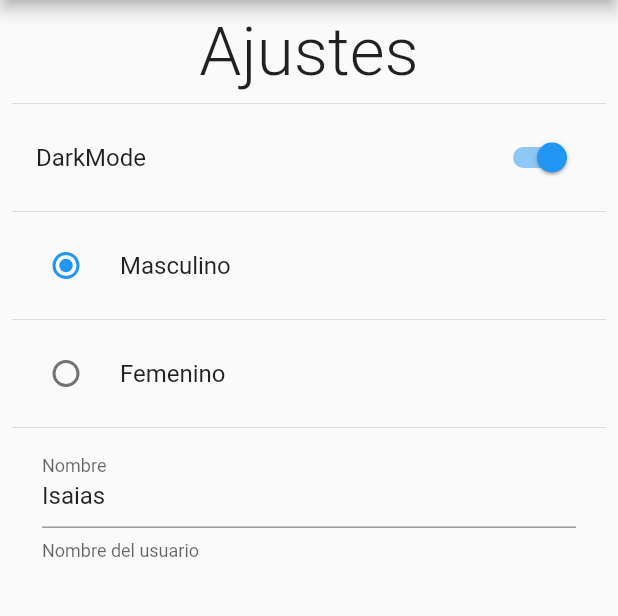
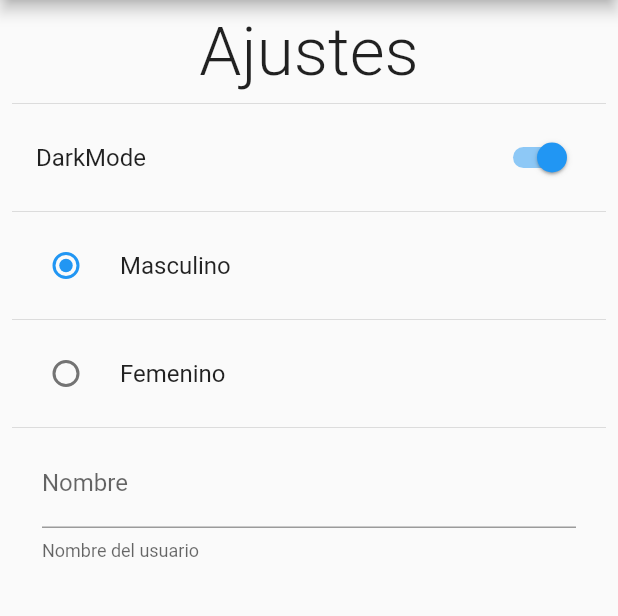
Before and after one commit to isamed92/user-preferences-app, a Flutter app: the SettingsScreen screen opened by its route, after a tap on "DarkMode", on a phone screen of 412 x 824 dp, the part 84-700 px from its top. Run offline on Flutter 3.47's test engine with Material 2 defaults, Android fonts, the phone set to English and light mode, and no system bars; our stand-ins replace shared_preferences; accounts and stored records are empty.

Commit message:
using preferences in screen

```diff
--- a/lib/main.dart
+++ b/lib/main.dart
@@ -21,7 +21,7 @@ class MyApp extends StatelessWidget {
         HomeScreen.routerName: (context) => const HomeScreen(),
         SettingsScreen.routerName: (context) => const SettingsScreen(),
       },
-      theme: ThemeData.light(),
+      theme: Preferences.isDarkMode ? ThemeData.dark() : ThemeData.light(),
     );
   }
 }
--- a/lib/screens/settings_screen.dart
+++ b/lib/screens/settings_screen.dart
@@ -1,4 +1,5 @@
 import 'package:flutter/material.dart';
+import 'package:preferences_app/shared_preferences/preferences.dart';
 import 'package:preferences_app/widgets/widgets.dart';
 
 class SettingsScreen extends StatefulWidget {
@@ -11,9 +12,9 @@ class SettingsScreen extends StatefulWidget {
 }
 
 class _SettingsScreenState extends State<SettingsScreen> {
-  bool isDarkMode = false;
-  int gender = 1;
-  String name = 'Pedro';
+  // bool isDarkMode = false;
+  // int gender = 1;
+  // String name = 'Pedro';
   @override
   Widget build(BuildContext context) {
     return Scaffold(
@@ -32,9 +33,9 @@ class _SettingsScreenState extends State<SettingsScreen> {
                 ),
                 const Divider(),
                 SwitchListTile.adaptive(
-                  value: isDarkMode,
+                  value: Preferences.isDarkMode,
                   onChanged: (value) {
-                    isDarkMode = value;
+                    Preferences.isDarkMode = value;
                     setState(() {});
                   },
                   title: const Text('DarkMode'),
@@ -43,9 +44,9 @@ class _SettingsScreenState extends State<SettingsScreen> {
                 RadioListTile<int>(
                   title: const Text('Masculino'),
                   value: 1,
-                  groupValue: gender,
+                  groupValue: Preferences.gender,
                   onChanged: (value) {
-                    gender = value ?? 1;
+                    Preferences.gender = value ?? 1;
                     setState(() {});
                   },
                 ),
@@ -53,9 +54,9 @@ class _SettingsScreenState extends State<SettingsScreen> {
                 RadioListTile<int>(
                   title: const Text('Femenino'),
                   value: 2,
-                  groupValue: gender,
+                  groupValue: Preferences.gender,
                   onChanged: (value) {
-                    gender = value ?? 2;
+                    Preferences.gender = value ?? 2;
                     setState(() {});
                   },
                 ),
@@ -64,10 +65,10 @@ class _SettingsScreenState extends State<SettingsScreen> {
                   padding: const EdgeInsets.symmetric(horizontal: 20),
                   child: TextFormField(
                     onChanged: (value) {
-                      name = value;
+                      Preferences.name = value;
                       setState(() {});
                     },
-                    initialValue: 'Isaias',
+                    initialValue: Preferences.name,
                     decoration: const InputDecoration(
                         labelText: 'Nombre', helperText: 'Nombre del usuario'),
                   ),
```
Also changed, not shown: lib/screens/home_screen.dart (+8 -7 lines).
